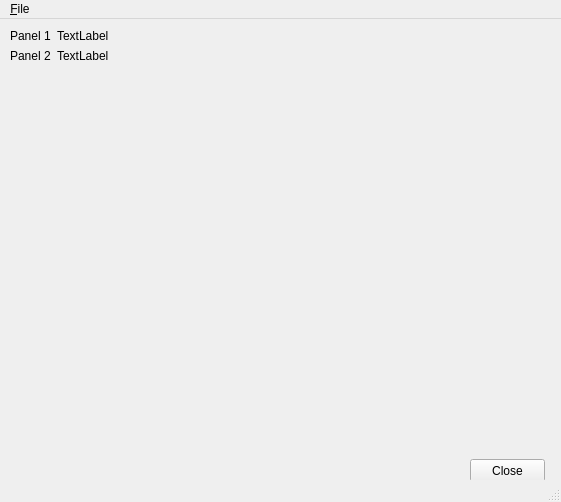
Old version of the form src/ise/acquire_4030e_window.ui in the repository simonoxen/plastimatch.
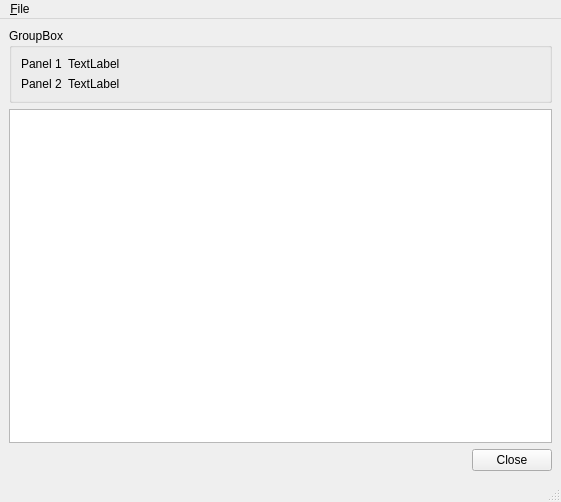
New version of the form.

What changed in the file:
```diff
--- a/src/ise/acquire_4030e_window.ui
+++ b/src/ise/acquire_4030e_window.ui
@@ -14,28 +14,14 @@
    <string>MainWindow</string>
   </property>
   <widget class="QWidget" name="centralwidget">
-   <widget class="QPushButton" name="pushButton">
-    <property name="geometry">
-     <rect>
-      <x>470</x>
-      <y>440</y>
-      <width>75</width>
-      <height>23</height>
-     </rect>
-    </property>
-    <property name="text">
-     <string>Close</string>
-    </property>
-   </widget>
-   <widget class="QWidget" name="formLayoutWidget">
-    <property name="geometry">
-     <rect>
-      <x>10</x>
-      <y>10</y>
-      <width>541</width>
-      <height>41</height>
-     </rect>
-    </property>
+   <layout class="QVBoxLayout" name="verticalLayout_2">
+    <item>
+     <widget class="QGroupBox" name="groupBox">
+      <property name="title">
+       <string>GroupBox</string>
+      </property>
+      <layout class="QVBoxLayout" name="verticalLayout">
+       <item>
     <layout class="QFormLayout" name="formLayout">
      <item row="0" column="0">
       <widget class="QLabel" name="label_2">
@@ -90,7 +76,42 @@
       </widget>
      </item>
     </layout>
-   </widget>
+       </item>
+      </layout>
+     </widget>
+    </item>
+    <item>
+     <widget class="QPlainTextEdit" name="log_viewer">
+      <property name="readOnly">
+       <bool>true</bool>
+      </property>
+     </widget>
+    </item>
+    <item>
+     <layout class="QHBoxLayout" name="horizontalLayout">
+      <item>
+       <spacer name="horizontalSpacer">
+        <property name="orientation">
+         <enum>Qt::Horizontal</enum>
+        </property>
+        <property name="sizeHint" stdset="0">
+         <size>
+          <width>40</width>
+          <height>20</height>
+         </size>
+        </property>
+       </spacer>
+      </item>
+      <item>
+       <widget class="QPushButton" name="close_button">
+        <property name="text">
+         <string>Close</string>
+        </property>
+       </widget>
+      </item>
+     </layout>
+    </item>
+   </layout>
   </widget>
   <widget class="QMenuBar" name="menubar">
    <property name="geometry">
```
Left out of the diff: 54 changed lines with no effect on the pictures. Lines whose indentation alone changed are shown as unchanged.
